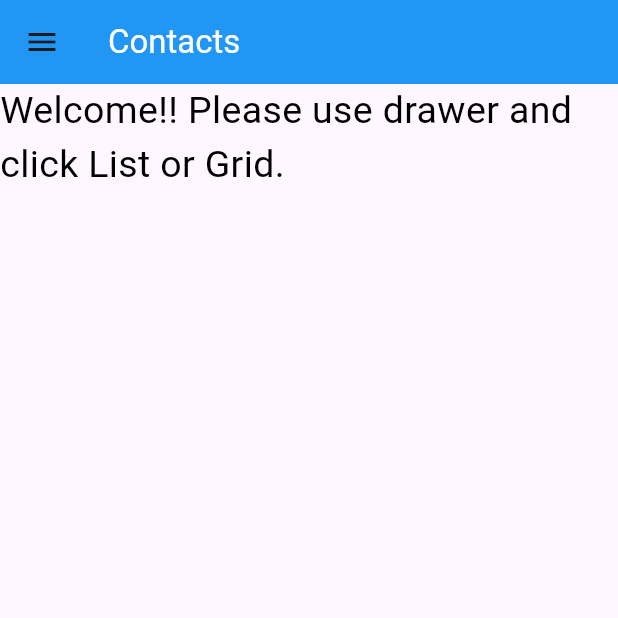
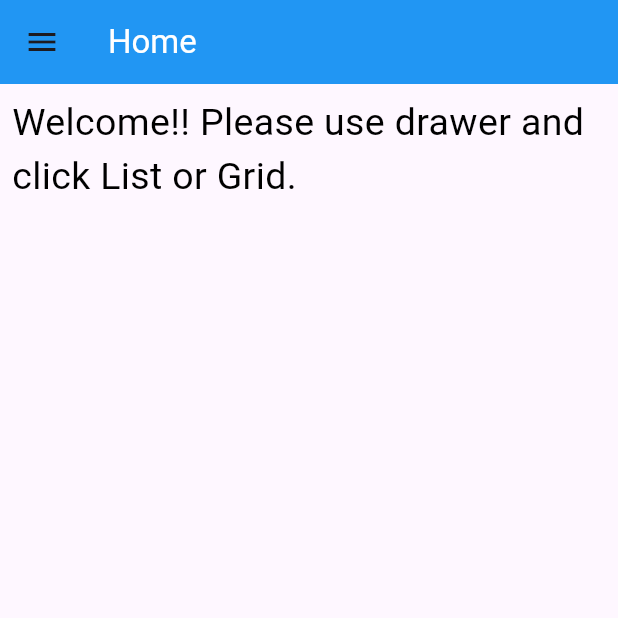
Before and after one commit to rezwansaki/class10assignment_flutter_batch2_task, a Flutter app: the screen it shows after launch, on a phone screen of 412 x 824 dp, the top half of it. Run offline on Flutter 3.47's test engine with Material 3 defaults, Android fonts, the light colour scheme and no system bars.

Commit message:
added screenshots

```diff
--- a/lib/screen/home_screen.dart
+++ b/lib/screen/home_screen.dart
@@ -61,7 +61,7 @@
           ),
           appBar: AppBar(
             title: const Text(
-              'Contacts',
+              'Home',
               style: TextStyle(
                 color: Colors.white,
               ),
@@ -69,9 +69,12 @@
             backgroundColor: Colors.blue,
             shadowColor: Colors.black,
           ),
-          body: const Text(
-            'Welcome!! Please use drawer and click List or Grid.',
-            style: TextStyle(fontSize: 25, color: Colors.black),
+          body: const Padding(
+            padding: EdgeInsets.all(8.0),
+            child: Text(
+              'Welcome!! Please use drawer and click List or Grid.',
+              style: TextStyle(fontSize: 25, color: Colors.black),
+            ),
           )),
     );
   }
```
Also changed, not shown: screenshot1.png (added), screenshot2.png (added), screenshot3.png (added), screenshot4.png (added), screenshot5.png (added), 1 other file.
